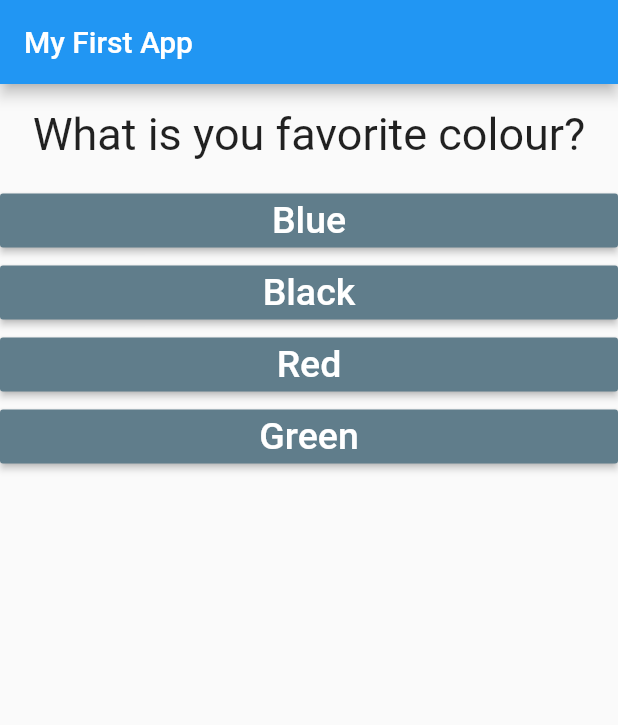
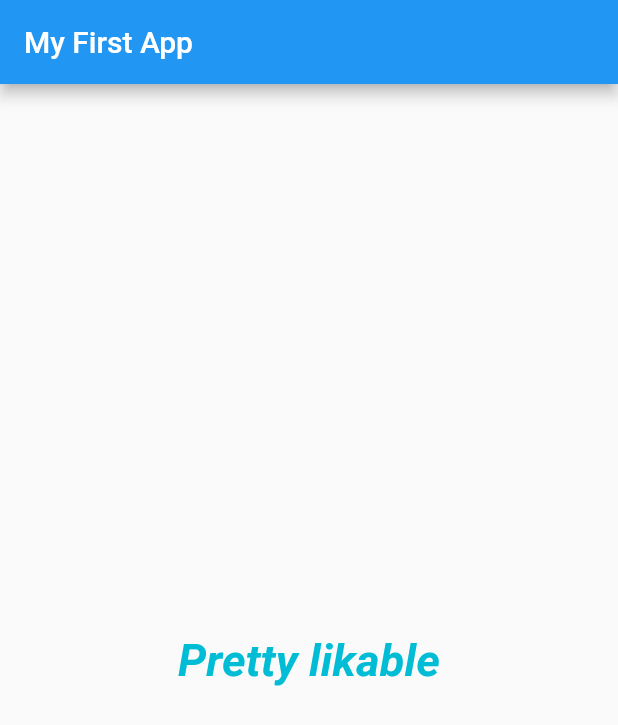
Before and after one commit to alimeysam/learning_flutter, a Flutter app: the screen it shows after launch, after a tap on "Blue", after a tap on "Rabbit", after a tap on "Honda", on a phone screen of 412 x 824 dp. Shown: the top 725 px of the screen. Run offline on Flutter 3.47's test engine with Material 2 defaults, Android fonts, the phone set to English and light mode, and no system bars.

```diff
--- a/lib/main.dart
+++ b/lib/main.dart
@@ -1,6 +1,6 @@
 import 'package:flutter/material.dart';
-import './question.dart';
-import './answer.dart';
+import './quiz.dart';
+import './result.dart';
 
 // void main() {
 //   runApp(MyApp());
@@ -16,48 +16,58 @@ class MyApp extends StatefulWidget {
 }
 
 class _MyAppState extends State<MyApp> {
+  final _questions = const [
+    {
+      'question': 'What is you favorite colour?',
+      'answers': [
+        {'option': 'Blue', 'score': 5},
+        {'option': 'Black', 'score': 10},
+        {'option': 'Red', 'score': 7},
+        {'option': 'Green', 'score': 2},
+      ],
+    },
+    {
+      'question': 'What is your favorite animal?',
+      'answers': [
+        {'option': 'Rabbit', 'score': 2},
+        {'option': 'Lion', 'score': 8},
+        {'option': 'Eagle', 'score': 7},
+        {'option': 'Snake', 'score': 10},
+      ],
+    },
+    {
+      'question': 'What\'s your favourite car?',
+      'answers': [
+        {'option': 'BMW', 'score': 9},
+        {'option': 'Honda', 'score': 8},
+        {'option': 'Porsche', 'score': 10},
+        {'option': 'Lamborghini', 'score': 11},
+      ],
+    }
+  ];
   var _qIndex = 0;
-  void _answerQuestion() {
+  var _totalScore = 0;
+  void _answerQuestion(int score) {
+    _totalScore += score;
+
     setState(() {
-      if (_qIndex < 2) {
-        _qIndex++;
-      } else {
-        _qIndex = 0;
-      }
+      _qIndex++;
     });
   }
 
   @override
   Widget build(BuildContext context) {
-    const questions = const [
-      {
-        'question': 'What is you favorite colour?',
-        'answers': ['Blue', 'Black', 'Red', 'Green'],
-      },
-      {
-        'question': 'What is your favorite animal?',
-        'answers': ['Rabbit', 'Lion', 'Eagle', 'Other'],
-      },
-      {
-        'question': 'What\'s your favourite car?',
-        'answers': ['BMW', 'Honda', 'Porsche', 'Lamborghini'],
-      }
-    ];
     return MaterialApp(
       home: Scaffold(
         appBar: AppBar(
           title: Text('My First App'),
         ),
-        body: Column(
-          children: [
-            Question(
-              (questions[_qIndex]['question'] as String),
-            ),
-            ...(questions[_qIndex]['answers'] as List<String>).map((answer) {
-              return Answer(_answerQuestion, answer);
-            }).toList()
-          ],
-        ),
+        body: (_qIndex < _questions.length)
+            ? Quiz(
+                answerQuestion: _answerQuestion,
+                questions: _questions,
+                qIndex: _qIndex)
+            : Result(_totalScore),
       ),
     );
   }
--- /dev/null
+++ b/lib/quiz.dart
@@ -0,0 +1,30 @@
+import 'package:flutter/material.dart';
+import 'answer.dart';
+import 'question.dart';
+
+class Quiz extends StatelessWidget {
+  final List<Map<String, Object>> questions;
+  final int qIndex;
+  final Function answerQuestion;
+
+  Quiz(
+      {required this.questions,
+      required this.answerQuestion,
+      required this.qIndex});
+
+  @override
+  Widget build(BuildContext context) {
+    return Column(
+      children: [
+        Question(
+          (questions[qIndex]['question'] as String),
+        ),
+        ...(questions[qIndex]['answers'] as List<Map<String, Object>>)
+            .map((answer) {
+          return Answer(() => answerQuestion(answer['score']),
+              answer['option'] as String);
+        }).toList()
+      ],
+    );
+  }
+}
--- /dev/null
+++ b/lib/result.dart
@@ -0,0 +1,35 @@
+import 'package:flutter/material.dart';
+
+class Result extends StatelessWidget {
+  final int score;
+
+  Result(this.score);
+
+  String get resultPhrase {
+    var resText = 'You did it!';
+    if (score <= 12) {
+      resText = 'You are awesome and innocent!';
+    } else if (score <= 15) {
+      resText = 'Pretty likable';
+    } else if (score <= 18) {
+      resText = 'You are ... strange?!';
+    } else {
+      resText = 'You are so bad!';
+    }
+    return resText;
+  }
+
+  @override
+  Widget build(BuildContext context) {
+    return Center(
+      child: Text(
+        resultPhrase,
+        style: TextStyle(
+            fontSize: 30,
+            color: Colors.cyan,
+            fontWeight: FontWeight.bold,
+            fontStyle: FontStyle.italic),
+      ),
+    );
+  }
+}
```
